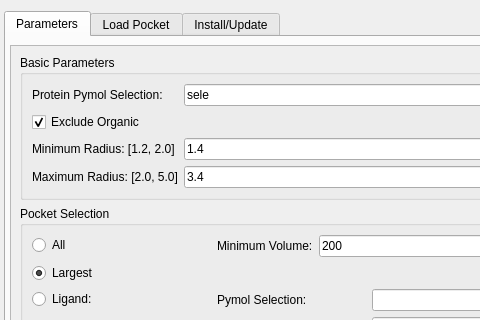
First picture: the form in pyvol_plugin/pyvolgui.ui, repository schlessinger-lab/pyvol, before the edit; both pictures show x 0 to 480 and y 0 to 320 of the 724 by 629 pixel window.
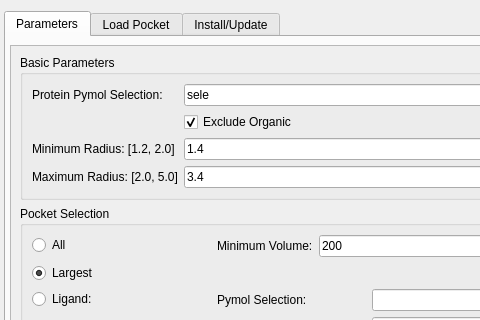
Second picture: the form after the edit. The open tabs and pages were chosen to show the change.

Commit message: Fixed xyzr generation and improved GUI

Patch:
```diff
--- a/pyvol_plugin/pyvolgui.ui
+++ b/pyvol_plugin/pyvolgui.ui
@@ -59,7 +59,7 @@
             <x>0</x>
             <y>0</y>
             <width>688</width>
-            <height>787</height>
+            <height>757</height>
            </rect>
           </property>
           <layout class="QVBoxLayout" name="verticalLayout_5">
@@ -91,16 +91,6 @@
                   </property>
                  </widget>
                 </item>
-                <item row="1" column="0">
-                 <widget class="QCheckBox" name="excl_org_cbox">
-                  <property name="text">
-                   <string>Exclude Organic</string>
-                  </property>
-                  <property name="checked">
-                   <bool>true</bool>
-                  </property>
-                 </widget>
-                </item>
                 <item row="2" column="0">
                  <widget class="QLabel" name="min_rad_label">
                   <property name="text">
@@ -129,6 +119,16 @@
                   </property>
                  </widget>
                 </item>
+                <item row="1" column="1">
+                 <widget class="QCheckBox" name="excl_org_cbox">
+                  <property name="text">
+                   <string>Exclude Organic</string>
+                  </property>
+                  <property name="checked">
+                   <bool>true</bool>
+                  </property>
+                 </widget>
+                </item>
                </layout>
               </item>
              </layout>
```
Left out of the diff: 9 changed lines with no effect on the pictures. The commit also changes 4 other files.
